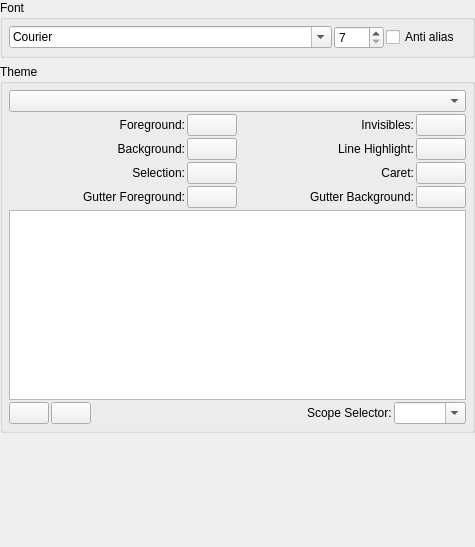
This is resources/ui/configure/theme.ui in prymatex/prymatex as Qt 5 draws it before an edit. The edited form follows.
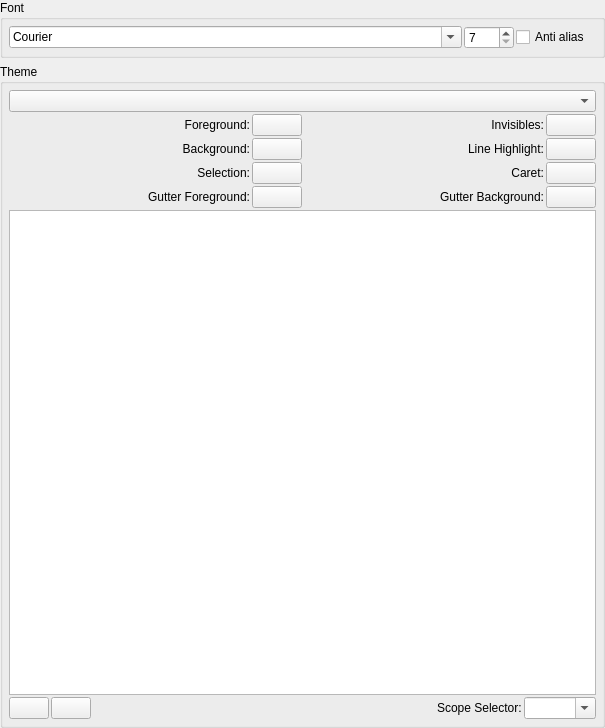
This is the edited form. Icons and pictures are not drawn.

Diff of the .ui file:
```diff
--- a/resources/ui/configure/theme.ui
+++ b/resources/ui/configure/theme.ui
@@ -6,8 +6,8 @@
    <rect>
     <x>0</x>
     <y>0</y>
-    <width>475</width>
-    <height>547</height>
+    <width>605</width>
+    <height>728</height>
    </rect>
   </property>
   <property name="windowTitle">
@@ -339,19 +339,6 @@
      </layout>
     </widget>
    </item>
-   <item>
-    <spacer name="verticalSpacer">
-     <property name="orientation">
-      <enum>Qt::Vertical</enum>
-     </property>
-     <property name="sizeHint" stdset="0">
-      <size>
-       <width>20</width>
-       <height>116</height>
-      </size>
-     </property>
-    </spacer>
-   </item>
   </layout>
  </widget>
  <resources/>
```
